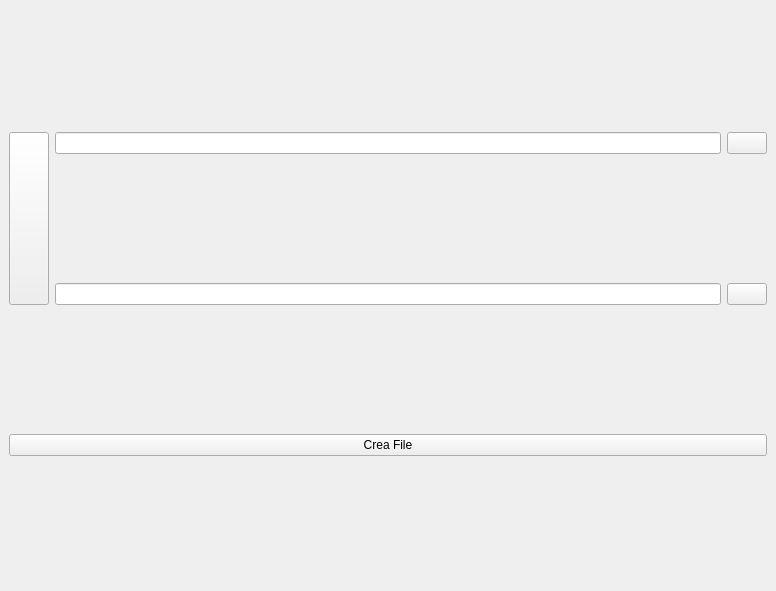
Before: the Qt Designer form layout/mainView.ui in LcBert/Gestione-Inventario, drawn with Qt 5.
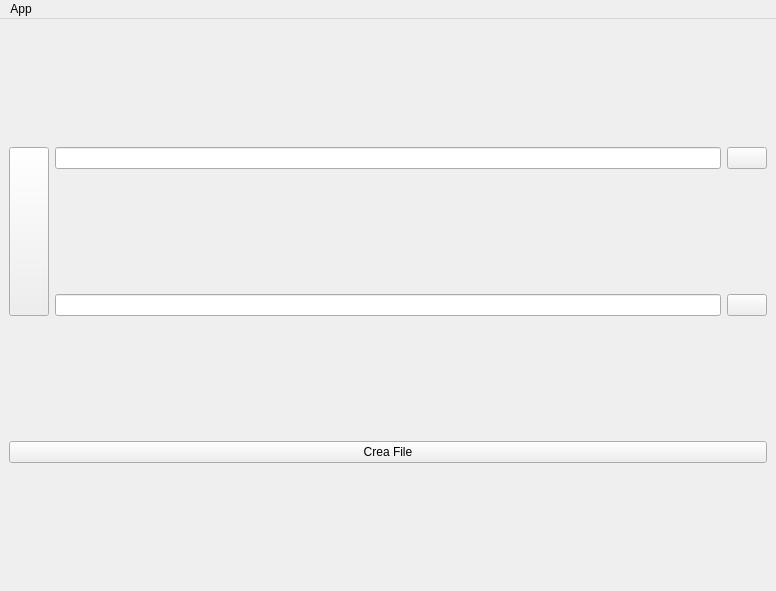
After: the same form once the commit is applied. Icons and pictures are not drawn.

```diff
--- a/layout/mainView.ui
+++ b/layout/mainView.ui
@@ -96,6 +96,28 @@
     </item>
    </layout>
   </widget>
+  <widget class="QMenuBar" name="menuBar">
+   <property name="geometry">
+    <rect>
+     <x>0</x>
+     <y>0</y>
+     <width>776</width>
+     <height>26</height>
+    </rect>
+   </property>
+   <widget class="QMenu" name="menuApp">
+    <property name="title">
+     <string>App</string>
+    </property>
+    <addaction name="app_update_button"/>
+   </widget>
+   <addaction name="menuApp"/>
+  </widget>
+  <action name="app_update_button">
+   <property name="text">
+    <string>Update</string>
+   </property>
+  </action>
  </widget>
  <resources>
   <include location="../static/resources.qrc"/>
```
